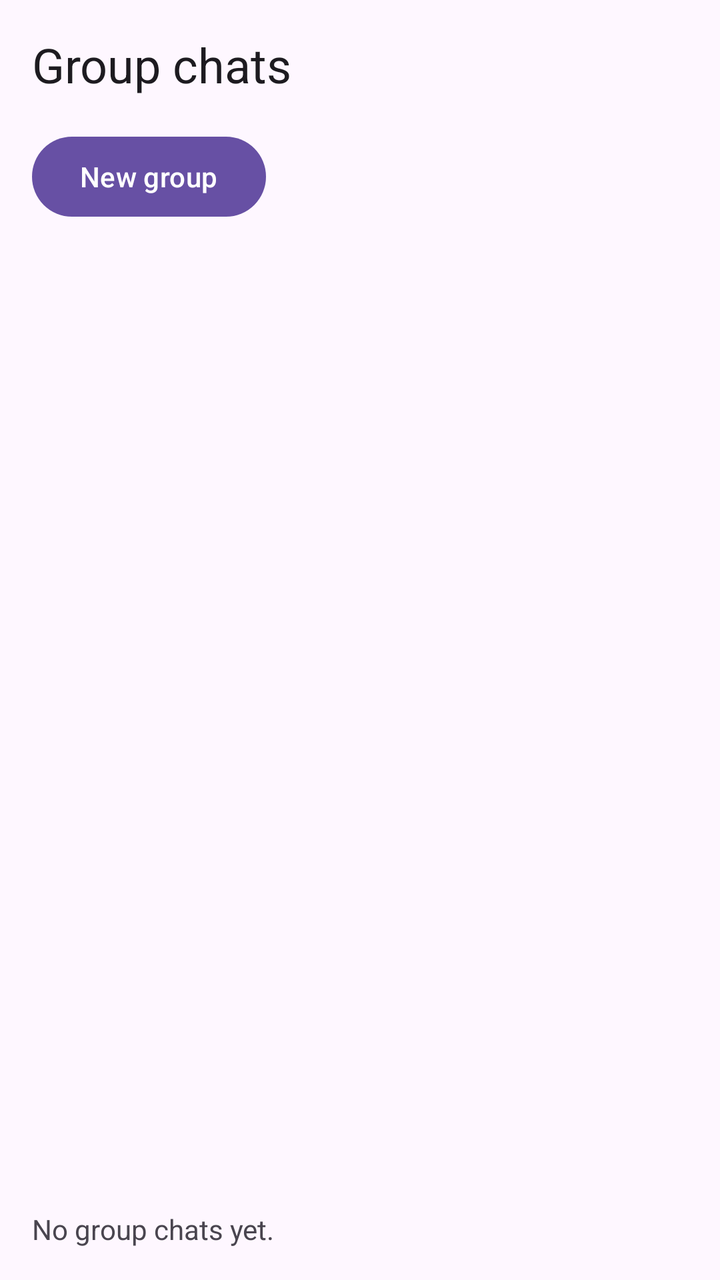
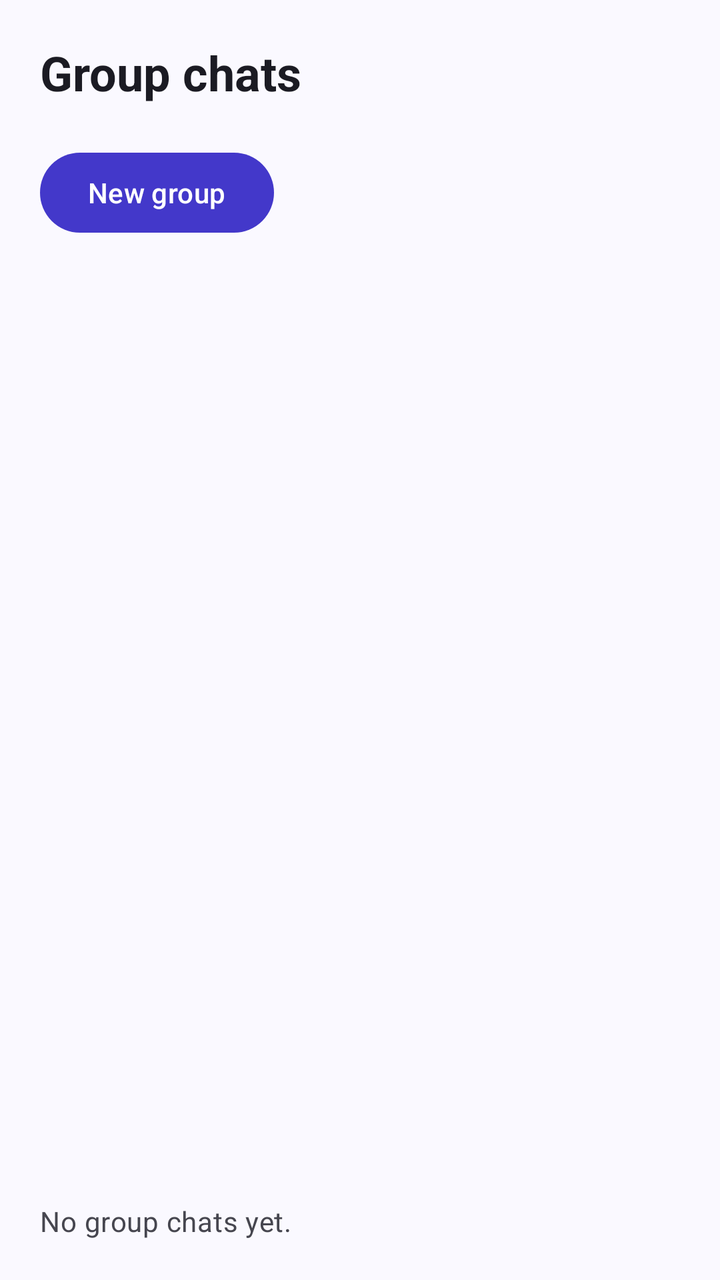

Screens rendered from an Android XML layout before and after an edit, with the pre-edit source and the edit as a unified diff.
<!-- AndroidManifest.xml: application theme Theme.MyApplication -->
<!-- res/layout/activity_group_list.xml -->
<?xml version="1.0" encoding="utf-8"?>
<LinearLayout xmlns:android="http://schemas.android.com/apk/res/android"
    android:id="@+id/main"
    android:layout_width="match_parent"
    android:layout_height="match_parent"
    android:orientation="vertical">

    <TextView
        android:layout_width="match_parent"
        android:layout_height="wrap_content"
        android:padding="16dp"
        android:text="Group chats"
        android:textAppearance="?attr/textAppearanceHeadlineSmall" />

    <Button
        android:id="@+id/newGroup"
        android:layout_width="wrap_content"
        android:layout_height="wrap_content"
        android:layout_marginStart="16dp"
        android:text="New group" />

    <ListView
        android:id="@+id/groupsList"
        android:layout_width="match_parent"
        android:layout_height="0dp"
        android:layout_weight="1" />

    <TextView
        android:id="@+id/groupsEmpty"
        android:layout_width="match_parent"
        android:layout_height="wrap_content"
        android:padding="16dp"
        android:text="No group chats yet." />
</LinearLayout>
<!-- resources referenced by this layout -->
<resources>
  <style name="Theme.MyApplication" parent="Base.Theme.MyApplication" />
  <style name="Base.Theme.MyApplication" parent="Theme.Material3.DayNight.NoActionBar">
          
          
      </style>
</resources>

<!-- the commit's change to res/layout/activity_group_list.xml (unified diff, before → after) -->
@@ -8,27 +8,33 @@
     <TextView
         android:layout_width="match_parent"
         android:layout_height="wrap_content"
-        android:padding="16dp"
-        android:text="Group chats"
-        android:textAppearance="?attr/textAppearanceHeadlineSmall" />
+        android:padding="@dimen/screen_padding"
+        android:text="@string/group_chats"
+        android:textAppearance="@style/TextAppearance.Discuss.Heading" />
 
-    <Button
+    <com.google.android.material.button.MaterialButton
         android:id="@+id/newGroup"
         android:layout_width="wrap_content"
         android:layout_height="wrap_content"
-        android:layout_marginStart="16dp"
-        android:text="New group" />
+        android:layout_marginStart="@dimen/screen_padding"
+        android:layout_marginBottom="8dp"
+        android:text="@string/new_group" />
 
     <ListView
         android:id="@+id/groupsList"
         android:layout_width="match_parent"
         android:layout_height="0dp"
-        android:layout_weight="1" />
+        android:layout_weight="1"
+        android:clipToPadding="false"
+        android:paddingHorizontal="@dimen/screen_padding"
+        android:divider="?attr/colorOutlineVariant"
+        android:dividerHeight="1dp" />
 
     <TextView
         android:id="@+id/groupsEmpty"
         android:layout_width="match_parent"
         android:layout_height="wrap_content"
-        android:padding="16dp"
-        android:text="No group chats yet." />
+        android:padding="@dimen/screen_padding"
+        android:text="@string/no_groups"
+        android:textAppearance="@style/TextAppearance.Discuss.Supporting" />
 </LinearLayout>
<!-- resource entries referenced after the edit -->
@@ -1,9 +1,51 @@
 <!-- resources referenced by this layout -->
 <resources>
-  <style name="Theme.MyApplication" parent="Base.Theme.MyApplication" />
-  <style name="Base.Theme.MyApplication" parent="Theme.Material3.DayNight.NoActionBar">
-          
-          
+  <dimen name="screen_padding">20dp</dimen>
+  <string name="group_chats">Group chats</string>
+  <string name="new_group">New group</string>
+  <string name="no_groups">No group chats yet.</string>
+  <style name="TextAppearance.Discuss.Heading" parent="TextAppearance.Material3.HeadlineSmall">
+          <item name="android:textStyle">bold</item>
+          <item name="android:textColor">?attr/colorOnSurface</item>
       </style>
+  <style name="TextAppearance.Discuss.Supporting" parent="TextAppearance.Material3.BodyMedium">
+          <item name="android:textColor">?attr/colorOnSurfaceVariant</item>
+      </style>
+  <style name="Theme.MyApplication" parent="Theme.Material3.DayNight.NoActionBar">
+          <item name="colorPrimary">@color/md_primary</item>
+          <item name="colorOnPrimary">@color/md_on_primary</item>
+          <item name="colorPrimaryContainer">@color/md_primary_container</item>
+          <item name="colorOnPrimaryContainer">@color/md_on_primary_container</item>
+          <item name="colorSecondary">@color/md_secondary</item>
+          <item name="colorOnSecondary">@color/md_on_secondary</item>
+          <item name="colorSecondaryContainer">@color/md_secondary_container</item>
+          <item name="colorOnSecondaryContainer">@color/md_on_secondary_container</item>
+          <item name="colorSurface">@color/md_surface</item>
+          <item name="colorOnSurface">@color/md_on_surface</item>
+          <item name="colorOnSurfaceVariant">@color/md_on_surface_variant</item>
+          <item name="colorSurfaceContainerLow">@color/md_surface_container_low</item>
+          <item name="colorSurfaceContainer">@color/md_surface_container</item>
+          <item name="colorOutline">@color/md_outline</item>
+          <item name="colorOutlineVariant">@color/md_outline_variant</item>
+          <item name="android:windowBackground">@color/md_surface</item>
+          <item name="android:colorBackground">@color/md_surface</item>
+          <item name="android:textColorPrimary">@color/md_on_surface</item>
+          <item name="android:textColorSecondary">@color/md_on_surface_variant</item>
+      </style>
+  <color name="md_primary">#FF4338CA</color>
+  <color name="md_on_primary">#FFFFFFFF</color>
+  <color name="md_primary_container">#FFE3E1FF</color>
+  <color name="md_on_primary_container">#FF14115C</color>
+  <color name="md_secondary">#FF5A5D7A</color>
+  <color name="md_on_secondary">#FFFFFFFF</color>
+  <color name="md_secondary_container">#FFE2E3F4</color>
+  <color name="md_on_secondary_container">#FF181B33</color>
+  <color name="md_surface">#FFFAF9FF</color>
+  <color name="md_on_surface">#FF1B1B23</color>
+  <color name="md_on_surface_variant">#FF46464F</color>
+  <color name="md_surface_container_low">#FFF4F3FB</color>
+  <color name="md_surface_container">#FFEFEEF7</color>
+  <color name="md_outline">#FF777680</color>
+  <color name="md_outline_variant">#FFC7C5D0</color>
 </resources>
 
